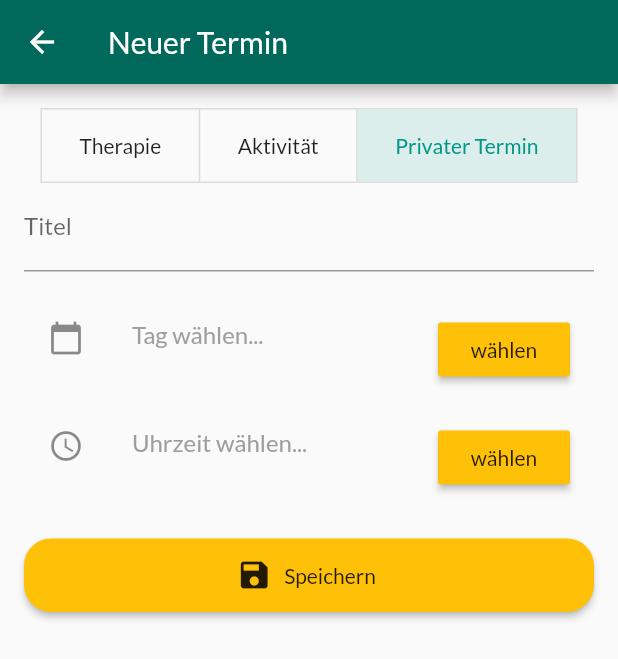
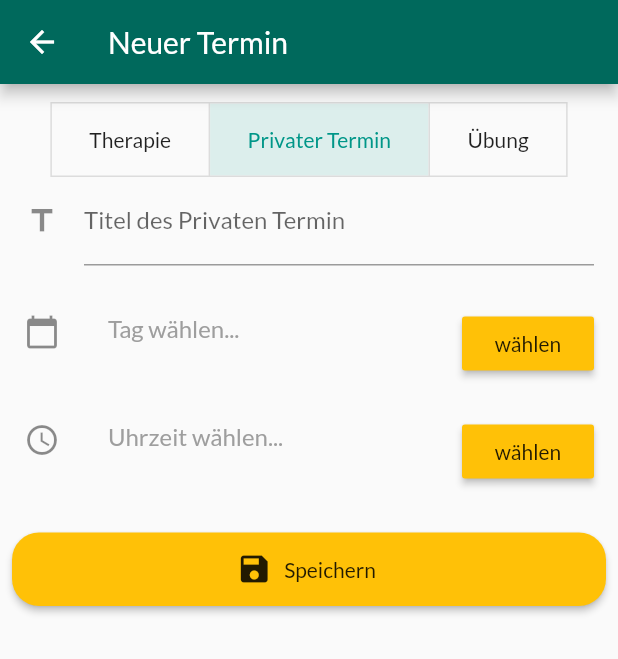
Before and after one commit to schmt5/papp, a Flutter app: the CreateAppointmentScreen screen opened by its route, after a tap on "Speichern", after a tap on "Privater Termin", on a phone screen of 412 x 824 dp. Shown: the top 659 px of the screen. Run offline on Flutter 3.47's test engine with Material 2 defaults, Android fonts, the phone set to English and light mode, and no system bars; our stand-ins replace sqflite; accounts and stored records are empty.

Commit message:
BIG CHANGE: split AppointmentModel
make AppointmentModel abstract
add TherapyModel, PrivateAppointmentModel and ExerciseModel

```diff
--- a/papp/lib/models/appointment_model.dart
+++ b/papp/lib/models/appointment_model.dart
@@ -1,41 +1,52 @@
 import 'package:flutter/foundation.dart';
 
-class AppointmentModel {
-  final int id;
-  final String category;
-  final DateTime dateTime;
-  final String place;
-  final String supervisor;
-  final int earnedPappTaler;
-  final String subject;
+import './appointment_type.dart';
 
-  AppointmentModel(
-      {@required this.id,
-      @required this.category,
-      @required this.dateTime,
-      this.place,
-      this.supervisor,
-      this.earnedPappTaler,
-      this.subject = 'Patient'});
+abstract class AppointmentModel {
+  int id;
+  AppointmentType type;
+  String title;
+  DateTime dateTime;
+  Duration duration;
+  String place;
+  String subject;
 
-  AppointmentModel.fromJson(Map<String, dynamic> json)
-      : id = json['id'],
-        category = json['category'],
-        dateTime = DateTime.parse(json['dateTime']),
-        place = json['place'],
-        supervisor = json['supervisor'],
-        earnedPappTaler = json['earnedPappTaler'],
-        subject = json['subject'];
+  Map<String, dynamic> toMap();
 
-  Map<String, dynamic> toMap() {
-    return {
-      'id': id,
-      'category': category,
-      'dateTime': dateTime.toIso8601String(),
-      'place': place,
-      'supervisor': supervisor,
-      'earnedPappTaler': earnedPappTaler,
-      'subject': subject,
-    };
-  }
+
+
+  // AppointmentModel({
+  //   @required this.id,
+  //   @required this.type,
+  //   @required this.title,
+  //   @required this.dateTime,
+  //   this.duration,
+  //   this.place,
+  //   this.earnedPappTaler,
+  //   this.subject = 'Patient',
+  // });
+
+//   AppointmentModel.fromJson(Map<String, dynamic> json)
+
+//       : id = json['id'],
+//         type = 0,
+//         title = json['title'],
+//         dateTime = DateTime.parse(json['dateTime']),
+//         duration = Duration(minutes: json['duration']),
+//         place = json['place'],
+//         earnedPappTaler = json['earnedPappTaler'],
+//         subject = json['subject'];
+
+//   Map<String, dynamic> toMap() {
+//     return {
+//       'id': id,
+//       'title': title,
+//       'dateTime': dateTime.toIso8601String(),
+//       'duration': duration.inMinutes,
+//       'place': place,
+//       'supervisor': supervisor,
+//       'earnedPappTaler': earnedPappTaler,
+//       'subject': subject,
+//     };
+//   }
 }
--- /dev/null
+++ b/papp/lib/models/appointment_type.dart
@@ -0,0 +1,5 @@
+enum AppointmentType {
+  Therapie,
+  Private,
+  Exercise,
+}
--- /dev/null
+++ b/papp/lib/models/exercise_model.dart
@@ -0,0 +1,46 @@
+import 'package:flutter/foundation.dart';
+
+import './appointment_model.dart';
+import './appointment_type.dart';
+
+class ExerciseModel implements AppointmentModel {
+  int id;
+  AppointmentType type;
+  String title;
+  DateTime dateTime;
+  Duration duration;
+  String place;
+  String subject;
+
+  ExerciseModel({
+    @required this.id,
+    @required this.type,
+    @required this.title,
+    @required this.dateTime,
+    this.duration,
+    this.place,
+    this.subject,
+  });
+
+  ExerciseModel.fromJson(Map<String, dynamic> json)
+      : id = json['id'],
+        type = AppointmentType.Therapie,
+        title = json['title'],
+        dateTime = DateTime.parse(json['dateTime']),
+        duration = json['duration'] == null ? null : Duration(minutes: json['duration']),
+        place = json['place'],
+        subject = json['subject'];
+
+  @override
+  Map<String, dynamic> toMap() {
+    return {
+      'id': id,
+      'type': type.index,
+      'title': title,
+      'dateTime': dateTime.toIso8601String(),
+      'duration': duration == null ? null : duration.inMinutes,
+      'place': place,
+      'subject': subject,
+    };
+  }
+}
--- /dev/null
+++ b/papp/lib/models/private_appointment_model.dart
@@ -0,0 +1,46 @@
+import 'package:flutter/foundation.dart';
+
+import './appointment_model.dart';
+import 'appointment_type.dart';
+
+class PrivateAppointmentModel implements AppointmentModel {
+  int id;
+  AppointmentType type;
+  String title;
+  DateTime dateTime;
+  Duration duration;
+  String place;
+  String subject;
+
+  PrivateAppointmentModel({
+    @required this.id,
+    @required this.type,
+    @required this.title,
+    @required this.dateTime,
+    this.duration,
+    this.place,
+    this.subject,
+  });
+
+  PrivateAppointmentModel.fromJson(Map<String, dynamic> json)
+      : id = json['id'],
+        type = AppointmentType.Therapie,
+        title = json['title'],
+        dateTime = DateTime.parse(json['dateTime']),
+        duration = json['duration'] == null ? null : Duration(minutes: json['duration']),
+        place = json['place'],
+        subject = json['subject'];
+
+  @override
+  Map<String, dynamic> toMap() {
+    return {
+      'id': id,
+      'type': type.index,
+      'title': title,
+      'dateTime': dateTime.toIso8601String(),
+      'duration': duration == null ? null : duration.inMinutes,
+      'place': place,
+      'subject': subject,
+    };
+  }
+}
--- /dev/null
+++ b/papp/lib/models/therapy_model.dart
@@ -0,0 +1,55 @@
+import 'package:flutter/foundation.dart';
+
+import './appointment_type.dart';
+import './appointment_model.dart';
+
+class TherapyModel implements AppointmentModel {
+  int id;
+  AppointmentType type;
+  String title;
+  DateTime dateTime;
+  Duration duration;
+  String place;
+  String subject;
+
+  int earnedPappTaler;
+  String supervisor;
+
+  TherapyModel({
+    @required this.id,
+    @required this.type,
+    @required this.title,
+    @required this.dateTime,
+    this.duration,
+    this.place,
+    this.subject,
+    this.earnedPappTaler,
+    this.supervisor,
+  });
+
+  TherapyModel.fromJson(Map<String, dynamic> json)
+      : id = json['id'],
+        type = AppointmentType.Therapie,
+        title = json['title'],
+        dateTime = DateTime.parse(json['dateTime']),
+        duration = json['duration'] == null ? null : Duration(minutes: json['duration']),
+        place = json['place'],
+        subject = json['subject'],
+        earnedPappTaler = json['earnedPappTaler'],
+        supervisor = json['supervisor'];
+
+  @override
+  Map<String, dynamic> toMap() {
+    return {
+      'id': id,
+      'type': type.index,
+      'title': title,
+      'dateTime': dateTime.toIso8601String(),
+      'duration': duration == null ? null : duration.inMinutes,
+      'place': place,
+      'subject': subject,
+      'earnedPappTaler': earnedPappTaler,
+      'supervisor': supervisor,
+    };
+  }
+}
--- a/papp/lib/screens/appointment_overview_screen.dart
+++ b/papp/lib/screens/appointment_overview_screen.dart
@@ -16,10 +16,9 @@ class AppointmentOverviewScreen extends StatelessWidget {
             itemCount: data.upcomingItems.length,
             itemBuilder: (ctx, i) => AppointmentItem(
               id: data.upcomingItems[i].id,
-              category: data.upcomingItems[i].category,
+              category: data.upcomingItems[i].title,
               dateTime: data.upcomingItems[i].dateTime,
               place: data.upcomingItems[i].place,
-              supervisor: data.upcomingItems[i].supervisor,
             ),
             separatorBuilder: (ctx, i) {
               var j = i == (data.upcomingItems.length - 1) ? i : i + 1;
--- a/papp/lib/screens/create_appointment_screen.dart
+++ b/papp/lib/screens/create_appointment_screen.dart
@@ -5,6 +5,10 @@ import 'package:provider/provider.dart';
 
 import '../providers/appointments.dart';
 import '../models/appointment_model.dart';
+import '../models/therapy_model.dart';
+import '../models/private_appointment_model.dart';
+import '../models/exercise_model.dart';
+import '../models/appointment_type.dart';
 
 class CreateAppointmentScreen extends StatefulWidget {
   static const routeName = '/create-appointment';
@@ -17,19 +21,23 @@ class CreateAppointmentScreen extends StatefulWidget {
 class _CreateAppointmentScreenState extends State<CreateAppointmentScreen> {
   final _therapieForm = GlobalKey<FormState>();
   final _privateAppointmentForm = GlobalKey<FormState>();
+  final _exerciseForm = GlobalKey<FormState>();
   DateTime _selectedDate;
   TimeOfDay _selectedTime;
   List<bool> isSelected = [true, false, false];
 
-  AppointmentModel _createdItem = AppointmentModel(
-    id: null,
-    category: null,
-    dateTime: null,
-    place: null,
-    supervisor: null,
-    subject: null,
-    earnedPappTaler: null,
-  );
+  AppointmentModel _createdItem;
+  // var _createdTherapyItem = TherapyModel(
+  //   id: null,
+  //   type: null,
+  //   title: null,
+  //   dateTime: null,
+  //   duration: null,
+  //   place: null,
+  //   subject: null,
+  //   earnedPappTaler: null,
+  //   supervisor: null,
+  // );
 
   // for TherapieForm
   var typeOfTherapie = [
@@ -148,11 +156,31 @@ class _CreateAppointmentScreenState extends State<CreateAppointmentScreen> {
         DateTime(year, month, day, hour, minute, second, millisecond);
 
     // create AppointmentModel with id and dateTime
-    _createdItem = AppointmentModel(
+    if (isSelected[0]) {
+      // Therapy
+      _createdItem = TherapyModel(
         id: dateTime.millisecondsSinceEpoch,
-      category: null,
+        type: AppointmentType.Therapie,
+        title: null,
         dateTime: dateTime,
       );
+    } else if (isSelected[1]) {
+      // Private Appointment
+      _createdItem = PrivateAppointmentModel(
+        id: dateTime.millisecondsSinceEpoch,
+        type: AppointmentType.Private,
+        title: null,
+        dateTime: dateTime,
+      );
+    } else {
+      // Exercise
+      _createdItem = ExerciseModel(
+        id: dateTime.millisecondsSinceEpoch,
+        type: AppointmentType.Exercise,
+        title: null,
+        dateTime: dateTime,
+      );
+    }
 
     // save Form, this add the other values (category, place, supervisor)
     if (isSelected[0]) {
@@ -173,7 +201,7 @@ class _CreateAppointmentScreenState extends State<CreateAppointmentScreen> {
         title: Text('Neuer Termin'),
       ),
       body: Padding(
-        padding: EdgeInsets.all(16),
+        padding: EdgeInsets.only(top: 12),
         child: ListView(
           children: <Widget>[
             Center(
@@ -189,13 +217,13 @@ class _CreateAppointmentScreenState extends State<CreateAppointmentScreen> {
                     padding: const EdgeInsets.symmetric(
                       horizontal: 25,
                     ),
-                    child: Text('Aktivität'),
+                    child: Text('Privater Termin'),
                   ),
                   Padding(
                     padding: const EdgeInsets.symmetric(
                       horizontal: 25,
                     ),
-                    child: Text('Privater Termin'),
+                    child: Text('Übung'),
                   )
                 ],
                 onPressed: (int index) {
@@ -214,26 +242,9 @@ class _CreateAppointmentScreenState extends State<CreateAppointmentScreen> {
                 isSelected: isSelected,
               ),
             ),
-            isSelected[0]
-                ? _buildTherapieForm()
-                : _buildPrivateAppointmentForm(),
-            Padding(
-              padding: const EdgeInsets.only(top: 18),
-              child: RaisedButton.icon(
-                label: Padding(
-                  padding: const EdgeInsets.symmetric(
-                    vertical: 16,
-                  ),
-                  child: Text('Speichern'),
-                ),
-                icon: Icon(Icons.save),
-                color: Theme.of(context).accentColor,
-                shape: RoundedRectangleBorder(
-                  borderRadius: BorderRadius.circular(18),
-                ),
-                onPressed: _saveForm,
-              ),
-            )
+            if (isSelected[0]) _buildTherapieForm(),
+            if (isSelected[1]) _buildPrivateAppointmentForm(),
+            if (isSelected[2]) _buildExerciseForm(),
           ],
         ),
       ),
@@ -245,7 +256,9 @@ class _CreateAppointmentScreenState extends State<CreateAppointmentScreen> {
       key: _therapieForm,
       child: Column(
         children: <Widget>[
-          TextFormField(
+          Padding(
+            padding: const EdgeInsets.symmetric(horizontal: 16),
+            child: TextFormField(
               onChanged: (val) {
                 _filterSearchResults(val);
               },
@@ -262,16 +275,9 @@ class _CreateAppointmentScreenState extends State<CreateAppointmentScreen> {
                 return null;
               },
               onSaved: (val) {
-              _createdItem = AppointmentModel(
-                id: _createdItem.id,
-                category: val,
-                dateTime: _createdItem.dateTime,
-                place: _createdItem.place,
-                subject: _createdItem.subject,
-                supervisor: _createdItem.supervisor,
-                earnedPappTaler: _createdItem.earnedPappTaler,
-              );
+                _createdItem.title = val;
               },
+            ),
           ),
           SizedBox(
             height: 16,
@@ -292,6 +298,11 @@ class _CreateAppointmentScreenState extends State<CreateAppointmentScreen> {
                   .toList(),
             ),
           ),
+          searchItems.isNotEmpty
+              ? Container()
+              : Column(
+                  crossAxisAlignment: CrossAxisAlignment.stretch,
+                  children: <Widget>[
                     FormField(
                       validator: (_) {
                         if (_selectedDate == null) {
@@ -345,12 +356,13 @@ class _CreateAppointmentScreenState extends State<CreateAppointmentScreen> {
                                   color: Colors.grey,
                                 ),
                               )
-                  : Text('${_selectedTime.hour}:${_selectedTime.minute} Uhr'),
+                            : Text(
+                                '${_selectedTime.hour}:${_selectedTime.minute} Uhr'),
                         subtitle: state.hasError
                             ? Text(
                                 state.errorText,
-                      style:
-                          TextStyle(color: Colors.redAccent[700], fontSize: 12),
+                                style: TextStyle(
+                                    color: Colors.redAccent[700], fontSize: 12),
                               )
                             : Container(),
                         trailing: RaisedButton(
@@ -366,10 +378,13 @@ class _CreateAppointmentScreenState extends State<CreateAppointmentScreen> {
                     Text(
                       'optional',
                       style: TextStyle(
-              color: Colors.grey,
+                        fontSize: 16,
+                        color: Colors.teal[700],
                       ),
                     ),
-          TextFormField(
+                    Padding(
+                      padding: const EdgeInsets.symmetric(horizontal: 16),
+                      child: TextFormField(
                         decoration: InputDecoration(
                           labelText: 'Ort',
                           icon: Icon(
@@ -377,18 +392,13 @@ class _CreateAppointmentScreenState extends State<CreateAppointmentScreen> {
                           ),
                         ),
                         onSaved: (val) {
-              _createdItem = AppointmentModel(
-                id: _createdItem.id,
-                category: _createdItem.category,
-                dateTime: _createdItem.dateTime,
-                place: val,
-                subject: _createdItem.subject,
-                supervisor: _createdItem.supervisor,
-                earnedPappTaler: _createdItem.earnedPappTaler,
-              );
+                          _createdItem.place = val;
                         },
                       ),
-          TextFormField(
+                    ),
+                    Padding(
+                      padding: const EdgeInsets.symmetric(horizontal: 16),
+                      child: TextFormField(
                         decoration: InputDecoration(
                           labelText: 'Therapeut',
                           icon: Icon(
@@ -396,16 +406,22 @@ class _CreateAppointmentScreenState extends State<CreateAppointmentScreen> {
                           ),
                         ),
                         onSaved: (val) {
-              _createdItem = AppointmentModel(
+                          _createdItem = TherapyModel(
                             id: _createdItem.id,
-                category: _createdItem.category,
+                            type: _createdItem.type,
+                            title: _createdItem.title,
                             dateTime: _createdItem.dateTime,
+                            duration: _createdItem.duration,
                             place: _createdItem.place,
                             subject: _createdItem.subject,
+                            earnedPappTaler: null,
                             supervisor: val,
-                earnedPappTaler: _createdItem.earnedPappTaler,
                           );
                         },
+                      ),
+                    ),
+                    _buildSaveButton(),
+                  ],
                 ),
         ],
       ),
@@ -416,17 +432,21 @@ class _CreateAppointmentScreenState extends State<CreateAppointmentScreen> {
     return Form(
       key: _privateAppointmentForm,
       child: Column(
+        crossAxisAlignment: CrossAxisAlignment.stretch,
         children: <Widget>[
-          TextFormField(
+          Padding(
+            padding: const EdgeInsets.symmetric(horizontal: 16),
+            child: TextFormField(
               decoration: InputDecoration(
-              labelText: 'Titel',
-            ),
+                  labelText: 'Titel des Privaten Termin',
+                  icon: Icon(Icons.title)),
               validator: (val) {
                 if (val.isEmpty) {
                   return 'Titel muss angegeben werden';
                 }
                 return null;
               },
+            ),
           ),
           SizedBox(
             height: 16,
@@ -501,8 +521,56 @@ class _CreateAppointmentScreenState extends State<CreateAppointmentScreen> {
               ),
             ),
           ),
+          _buildSaveButton(),
         ],
       ),
     );
   }
+
+  Widget _buildExerciseForm() {
+    return Form(
+      key: _exerciseForm,
+      child: Column(
+        crossAxisAlignment: CrossAxisAlignment.stretch,
+        children: <Widget>[
+          Padding(
+            padding: const EdgeInsets.symmetric(horizontal: 16),
+            child: TextFormField(
+              decoration: InputDecoration(
+                labelText: 'Titel der Übung',
+                icon: Icon(Icons.title),
+              ),
+              validator: (val) {
+                if (val.isEmpty) {
+                  return 'Titel muss angegeben werden';
                 }
+                return null;
+              },
+            ),
+          ),
+          _buildSaveButton(),
+        ],
+      ),
+    );
+  }
+
+  Widget _buildSaveButton() {
+    return Padding(
+      padding: const EdgeInsets.only(top: 18, left: 8, right: 8),
+      child: RaisedButton.icon(
+        label: Padding(
+          padding: const EdgeInsets.symmetric(
+            vertical: 16,
+          ),
+          child: Text('Speichern'),
+        ),
+        icon: Icon(Icons.save),
+        color: Theme.of(context).accentColor,
+        shape: RoundedRectangleBorder(
+          borderRadius: BorderRadius.circular(18),
+        ),
+        onPressed: _saveForm,
+      ),
+    );
+  }
+}
--- a/papp/lib/widgets/next_appointment_card.dart
+++ b/papp/lib/widgets/next_appointment_card.dart
@@ -50,7 +50,7 @@ class NextAppointmentCard extends StatelessWidget {
                                       .format(data.nextItem.dateTime) +
                                   ' Uhr',
                             ),
-                            subtitle: Text(data.nextItem.category),
+                            subtitle: Text(data.nextItem.title),
                           ),
                           // ListTile(
                           //   leading: Icon(Icons.access_time),
```
Also changed, not shown: papp/lib/models/dummy.dart (+23 -23 lines), papp/lib/providers/database_provider.dart (+31 -10 lines). Lines whose indentation alone changed are shown as unchanged.
